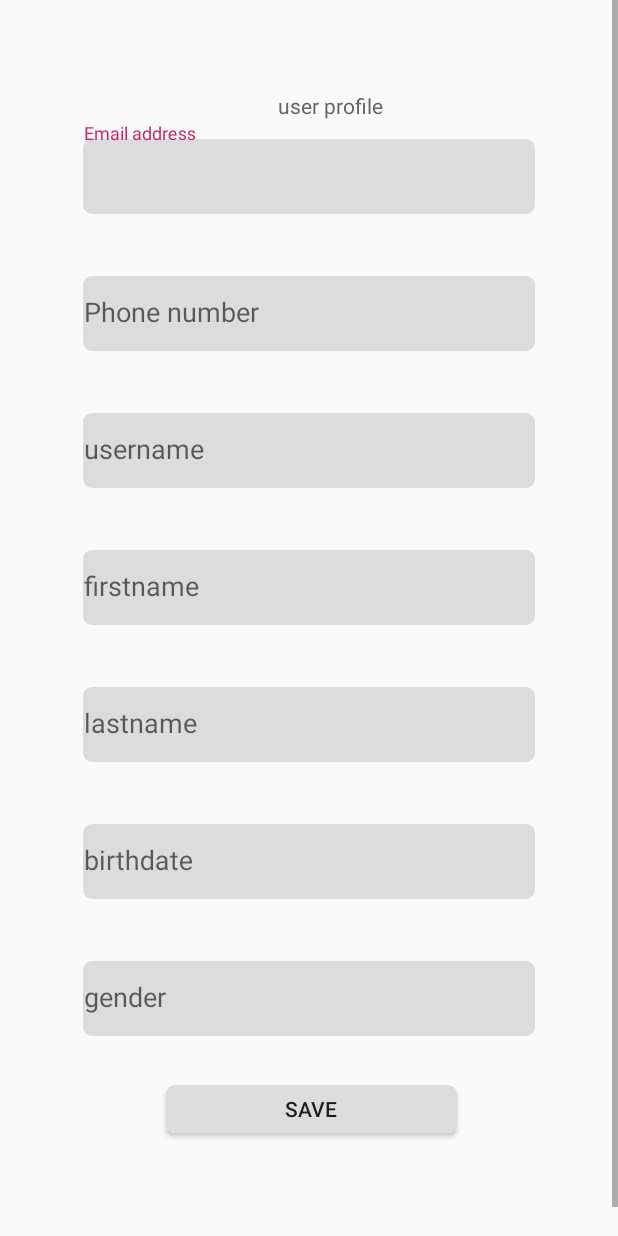
After one commit to CMPUT301W20T16/QuicaR, an Android app: the layout activity_general_user_profile.xml on its own in the app's theme, with its tools: preview values and no code run, on a phone screen of 412 x 824 dp. The commit adds this screen. Run offline under Robolectric (Android 15) with nearby library versions, the phone set to English and light mode, and no system bars.

Commit message:
Merge branches 'YouweiMushroom' and 'pangkaikai' of https://github.com/CMPUT301W20T16/QuicaR into YouweiMushroom
# Conflicts:
#	AndroidStudioProjects/QuicaR/app/build.gradle
#	AndroidStudioProjects/QuicaR/app/src/main/AndroidManifest.xml

# with some mistakes

```diff
--- /dev/null
+++ b/AndroidStudioProjects/QuicaR/app/src/main/res/layout/activity_general_user_profile.xml
@@ -0,0 +1,148 @@
+<?xml version="1.0" encoding="utf-8"?>
+
+<ScrollView xmlns:android="http://schemas.android.com/apk/res/android"
+    xmlns:app="http://schemas.android.com/apk/res-auto"
+    xmlns:tools="http://schemas.android.com/tools"
+    android:layout_width="match_parent"
+    android:layout_height="match_parent">
+
+<LinearLayout
+    android:orientation="vertical"
+    android:layout_width="match_parent"
+    android:layout_height="match_parent"
+    android:padding="45dp">
+
+    <TextView
+        android:id="@+id/profile"
+        android:layout_width="match_parent"
+        android:layout_height="wrap_content"
+        android:text="user profile"
+        android:textColor=" #666666"
+        android:paddingTop="15dp"
+        android:paddingLeft="140dp" />
+
+    <com.google.android.material.textfield.TextInputLayout
+        android:id="@+id/profile_email"
+        android:layout_width="match_parent"
+        android:layout_height="wrap_content"
+        android:paddingTop="2dp"
+        app:errorEnabled="true">
+
+        <com.google.android.material.textfield.TextInputEditText
+            android:layout_width="match_parent"
+            android:layout_height="50dp"
+            android:layout_margin="10dp"
+            android:background="@drawable/rounded_background"
+            android:hint="Email address" />
+    </com.google.android.material.textfield.TextInputLayout>
+
+    <com.google.android.material.textfield.TextInputLayout
+        android:id="@+id/profile_phone"
+        android:layout_width="match_parent"
+        android:layout_height="wrap_content"
+        app:errorEnabled="true">
+
+        <com.google.android.material.textfield.TextInputEditText
+            android:layout_width="match_parent"
+            android:layout_height="50dp"
+            android:layout_margin="10dp"
+            android:background="@drawable/rounded_background"
+            android:hint="Phone number" />
+    </com.google.android.material.textfield.TextInputLayout>
+
+    <com.google.android.material.textfield.TextInputLayout
+        android:id="@+id/profile_username"
+        android:layout_width="match_parent"
+        android:layout_height="wrap_content"
+        app:errorEnabled="true">
+
+        <com.google.android.material.textfield.TextInputEditText
+            android:layout_width="match_parent"
+            android:layout_height="50dp"
+            android:layout_margin="10dp"
+            android:background="@drawable/rounded_background"
+            android:hint="username" />
+    </com.google.android.material.textfield.TextInputLayout>
+
+    <com.google.android.material.textfield.TextInputLayout
+        android:id="@+id/profile_firstname"
+        android:layout_width="match_parent"
+        android:layout_height="wrap_content"
+        app:errorEnabled="true">
+
+        <com.google.android.material.textfield.TextInputEditText
+            android:layout_width="match_parent"
+            android:layout_height="50dp"
+            android:layout_margin="10dp"
+            android:background="@drawable/rounded_background"
+            android:hint="firstname" />
+    </com.google.android.material.textfield.TextInputLayout>
+
+    <com.google.android.material.textfield.TextInputLayout
+        android:id="@+id/profile_lastname"
+        android:layout_width="match_parent"
+        android:layout_height="wrap_content"
+        app:errorEnabled="true">
+
+        <com.google.android.material.textfield.TextInputEditText
+            android:layout_width="match_parent"
+            android:layout_height="50dp"
+            android:layout_margin="10dp"
+            android:background="@drawable/rounded_background"
+            android:hint="lastname" />
+    </com.google.android.material.textfield.TextInputLayout>
+
+
+    <com.google.android.material.textfield.TextInputLayout
+        android:id="@+id/profile_birthdate"
+        android:layout_width="match_parent"
+        android:layout_height="wrap_content"
+        app:errorEnabled="true">
+
+        <com.google.android.material.textfield.TextInputEditText
+            android:layout_width="match_parent"
+            android:layout_height="50dp"
+            android:layout_margin="10dp"
+            android:background="@drawable/rounded_background"
+            android:hint="birthdate" />
+    </com.google.android.material.textfield.TextInputLayout>
+
+    <com.google.android.material.textfield.TextInputLayout
+        android:id="@+id/profile_gender"
+        android:layout_width="match_parent"
+        android:layout_height="wrap_content"
+        app:errorEnabled="true">
+
+        <com.google.android.material.textfield.TextInputEditText
+            android:layout_width="match_parent"
+            android:layout_height="50dp"
+            android:layout_margin="10dp"
+            android:background="@drawable/rounded_background"
+            android:hint="gender" />
+    </com.google.android.material.textfield.TextInputLayout>
+
+    <androidx.constraintlayout.widget.ConstraintLayout
+        android:layout_width="324dp"
+        android:layout_height="77dp">
+
+        <Button
+            android:id="@+id/save_button"
+            android:layout_width="194dp"
+            android:layout_height="32dp"
+            android:background="@drawable/rounded_background"
+            android:onClick="save"
+            android:text="save"
+            app:layout_constraintBottom_toBottomOf="parent"
+            app:layout_constraintEnd_toEndOf="parent"
+            app:layout_constraintStart_toStartOf="parent"
+            app:layout_constraintTop_toTopOf="parent"
+            app:layout_constraintVertical_bias="0.048">
+
+        </Button>
+
+    </androidx.constraintlayout.widget.ConstraintLayout>
+
+
+</LinearLayout>
+
+</ScrollView>
--- a/AndroidStudioProjects/QuicaR/app/src/main/res/values/strings.xml
+++ b/AndroidStudioProjects/QuicaR/app/src/main/res/values/strings.xml
@@ -2,4 +2,5 @@
     <string name="app_name">QuicaR</string>
     <string name="sign_in_button">Login</string>
     <string name="sign_up_button">Sign up</string>
+    <string name="save_button">Save</string>
 </resources>
```
Also changed, not shown: AndroidStudioProjects/QuicaR/app/src/main/java/com/example/quicar/UserProfile.java (added, +110 -0 lines).
